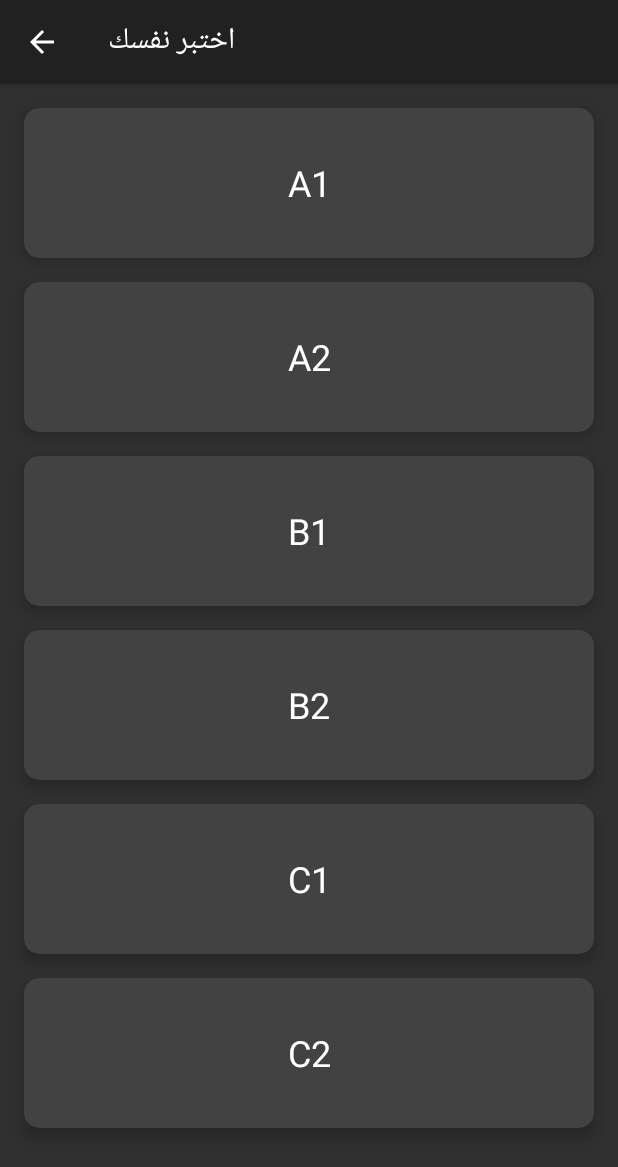
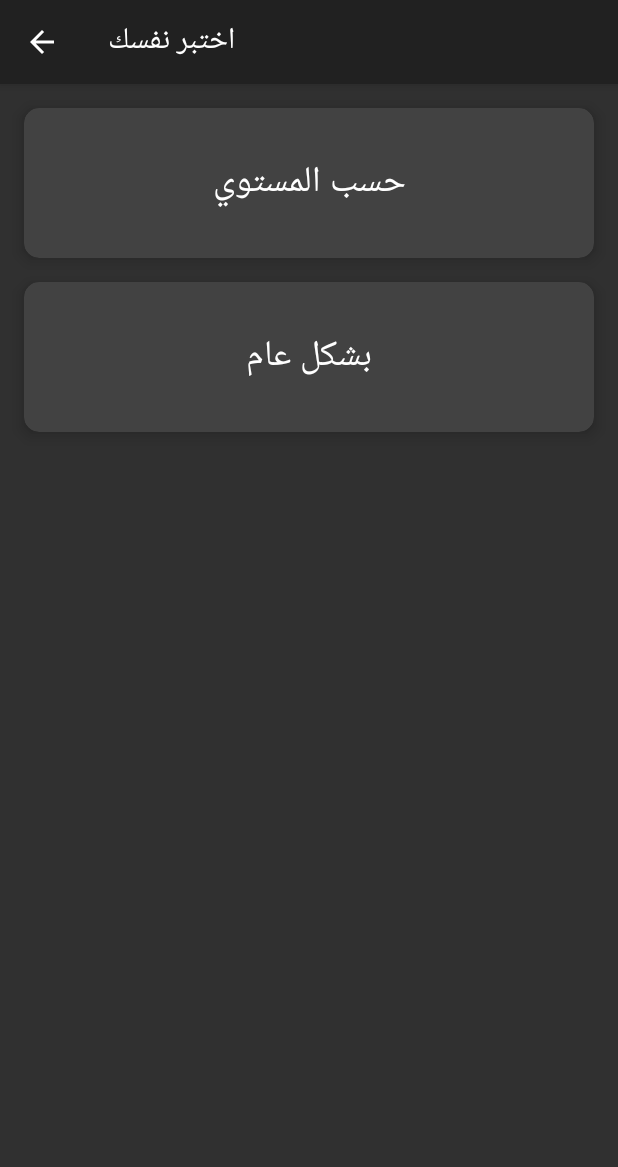
Before and after one commit to SeifElDeenTarek/Massar, an Android app: the TestYourselfActivity screen opened directly, with no data from a screen before it, on a phone screen of 412 x 824 dp. Shown: the top 1167 px of the screen. Run offline under Robolectric (Android 15) with nearby library versions, the phone set to English and light mode, and no system bars.

Commit message:
Fragment Navigation X & Added Missing Activities

```diff
--- /dev/null
+++ b/app/src/main/java/com/example/project0/pojo/TestYsSelectModel.java
@@ -0,0 +1,21 @@
+package com.example.project0.pojo;
+
+public class TestYsSelectModel
+{
+    String type;
+
+    public TestYsSelectModel(String type)
+    {
+        this.type = type;
+    }
+
+    public String getType()
+    {
+        return type;
+    }
+
+    public void setType(String type)
+    {
+        this.type = type;
+    }
+}
--- a/app/src/main/java/com/example/project0/ui/courses/LangCategoryAdapter.java
+++ b/app/src/main/java/com/example/project0/ui/fragments/LangCategoryAdapter.java
@@ -1,4 +1,4 @@
-package com.example.project0.ui.courses;
+package com.example.project0.ui.fragments;
 
 import android.view.LayoutInflater;
 import android.view.View;
--- a/app/src/main/java/com/example/project0/ui/courses/LangLevelAdapter.java
+++ b/app/src/main/java/com/example/project0/ui/fragments/LangLevelAdapter.java
@@ -1,4 +1,4 @@
-package com.example.project0.ui.courses;
+package com.example.project0.ui.fragments;
 
 import android.view.LayoutInflater;
 import android.view.View;
--- a/app/src/main/java/com/example/project0/ui/courses/LangViewModel.java
+++ b/app/src/main/java/com/example/project0/ui/fragments/LangViewModel.java
@@ -1,10 +1,11 @@
-package com.example.project0.ui.courses;
+package com.example.project0.ui.fragments;
 
 import androidx.lifecycle.MutableLiveData;
 import androidx.lifecycle.ViewModel;
 
 import com.example.project0.pojo.LangCategoryModel;
 import com.example.project0.pojo.LangLevelModel;
+import com.example.project0.pojo.TestYsSelectModel;
 
 import java.util.ArrayList;
 
@@ -12,6 +13,7 @@ public class LangViewModel extends ViewModel
 {
     public MutableLiveData<ArrayList<LangLevelModel>> langLevelList = new MutableLiveData<>();
     public MutableLiveData<ArrayList<LangCategoryModel>> langCategoryList = new MutableLiveData<>();
+    public MutableLiveData<ArrayList<TestYsSelectModel>> testYsSelectList = new MutableLiveData<>();
 
     public void getLangLevelList()
     {
@@ -21,6 +23,11 @@ public class LangViewModel extends ViewModel
     public void getLangCategoryList()
     {
         langCategoryList.setValue(getLangCategoryListFromDatabase());
+    }
+
+    public void getTestYsSelectList()
+    {
+        testYsSelectList.setValue(getTestYsSelectListFromDatabase());
     }
 
     private ArrayList<LangLevelModel> getLangLevelListFromDatabase()
@@ -41,10 +48,21 @@ public class LangViewModel extends ViewModel
     {
         ArrayList<LangCategoryModel> langCategoryList = new ArrayList<>();
 
+        langCategoryList.add(new LangCategoryModel("قواعد"));
+        langCategoryList.add(new LangCategoryModel("جمل"));
         langCategoryList.add(new LangCategoryModel("مفردات"));
-        langCategoryList.add(new LangCategoryModel("جمل"));
-        langCategoryList.add(new LangCategoryModel("قواعد"));
+        langCategoryList.add(new LangCategoryModel("محادثة"));
 
         return langCategoryList;
     }
+
+    private ArrayList<TestYsSelectModel> getTestYsSelectListFromDatabase()
+    {
+        ArrayList<TestYsSelectModel> testYsSelectList = new ArrayList<>();
+
+        testYsSelectList.add(new TestYsSelectModel("حسب المستوي"));
+        testYsSelectList.add(new TestYsSelectModel("بشكل عام"));
+
+        return testYsSelectList;
+    }
 }
--- a/app/src/main/java/com/example/project0/ui/courses/FragmentAdapter.java
+++ b/app/src/main/java/com/example/project0/ui/fragments/TestYsFragmentAdapter.java
@@ -1,4 +1,4 @@
-package com.example.project0.ui.courses;
+package com.example.project0.ui.fragments;
 
 import androidx.annotation.NonNull;
 import androidx.fragment.app.Fragment;
@@ -6,11 +6,9 @@ import androidx.fragment.app.FragmentManager;
 import androidx.lifecycle.Lifecycle;
 import androidx.viewpager2.adapter.FragmentStateAdapter;
 
-public class FragmentAdapter extends FragmentStateAdapter
+public class TestYsFragmentAdapter extends FragmentStateAdapter
 {
-
-
-    public FragmentAdapter(@NonNull FragmentManager fragmentManager, @NonNull Lifecycle lifecycle)
+    public TestYsFragmentAdapter(@NonNull FragmentManager fragmentManager, @NonNull Lifecycle lifecycle)
     {
         super(fragmentManager, lifecycle);
     }
@@ -20,6 +18,10 @@ public class FragmentAdapter extends FragmentStateAdapter
     public Fragment createFragment(int position)
     {
         if (position == 0)
+        {
+            return new TestYsSelectFragment();
+        }
+        else if (position == 1)
         {
             return new LangLevelFragment();
         }
@@ -32,6 +34,6 @@ public class FragmentAdapter extends FragmentStateAdapter
     @Override
     public int getItemCount()
     {
-        return 2;
+        return 3;
     }
 }
--- /dev/null
+++ b/app/src/main/java/com/example/project0/ui/fragments/TestYsSelectAdapter.java
@@ -0,0 +1,66 @@
+package com.example.project0.ui.fragments;
+
+import android.view.LayoutInflater;
+import android.view.View;
+import android.view.ViewGroup;
+import android.widget.TextView;
+
+import androidx.annotation.NonNull;
+import androidx.recyclerview.widget.RecyclerView;
+
+import com.example.project0.R;
+import com.example.project0.pojo.TestYsSelectModel;
+
+import java.util.ArrayList;
+
+public class TestYsSelectAdapter extends RecyclerView.Adapter<TestYsSelectAdapter.TestYsViewHolder>
+{
+    private ArrayList<TestYsSelectModel> testYsSelectModels = new ArrayList<>();
+    private TestYsSelectAdapter.itemClickListener itemClickListener;
+
+    @NonNull
+    @Override
+    public TestYsViewHolder onCreateViewHolder(@NonNull ViewGroup parent, int viewType)
+    {
+        return new TestYsSelectAdapter.TestYsViewHolder(LayoutInflater.from(parent.getContext()).inflate(R.layout.lang_item, parent, false));
+    }
+
+    @Override
+    public void onBindViewHolder(@NonNull TestYsViewHolder holder, int position)
+    {
+        holder.langSelect.setText(testYsSelectModels.get(position).getType());
+
+        holder.itemView.setOnClickListener(v ->{
+            itemClickListener.onItemClick(testYsSelectModels.get(position));
+        });
+    }
+
+    @Override
+    public int getItemCount()
+    {
+        return testYsSelectModels.size();
+    }
+
+    public void setList(ArrayList<TestYsSelectModel> sectionList, itemClickListener itemClickListener)
+    {
+        this.testYsSelectModels = sectionList;
+        this.itemClickListener = itemClickListener;
+        notifyDataSetChanged();
+    }
+
+    public interface itemClickListener
+    {
+        void onItemClick(TestYsSelectModel testYsSelectModel);
+    }
+
+    public class TestYsViewHolder extends RecyclerView.ViewHolder
+    {
+        TextView langSelect;
+
+        public TestYsViewHolder(@NonNull View itemView)
+        {
+            super(itemView);
+            langSelect = itemView.findViewById(R.id.lang_select);
+        }
+    }
+}
--- /dev/null
+++ b/app/src/main/java/com/example/project0/ui/fragments/TestYsSelectFragment.java
@@ -0,0 +1,85 @@
+package com.example.project0.ui.fragments;
+
+import android.os.Bundle;
+import android.view.LayoutInflater;
+import android.view.View;
+import android.view.ViewGroup;
+
+import androidx.annotation.NonNull;
+import androidx.annotation.Nullable;
+import androidx.fragment.app.Fragment;
+import androidx.fragment.app.FragmentManager;
+import androidx.fragment.app.FragmentTransaction;
+import androidx.lifecycle.Observer;
+import androidx.lifecycle.ViewModelProviders;
+import androidx.recyclerview.widget.LinearLayoutManager;
+import androidx.recyclerview.widget.RecyclerView;
+
+import com.example.project0.R;
+import com.example.project0.pojo.TestYsSelectModel;
+import com.google.android.material.textview.MaterialTextView;
+
+import java.util.ArrayList;
+
+public class TestYsSelectFragment extends Fragment
+{
+    public TestYsSelectFragment()
+    {}
+
+    LangViewModel langViewModel;
+
+    @Nullable
+    @Override
+    public View onCreateView(LayoutInflater inflater, ViewGroup container, Bundle savedInstanceState)
+    {
+        View rootView = inflater.inflate(R.layout.testys_select_fragment, container, false);
+
+        langViewModel = ViewModelProviders.of(this).get(LangViewModel.class);
+        langViewModel.getTestYsSelectList();
+
+        String activityName = getActivity().getClass().getSimpleName();
+        int containerID = R.id.testYS_container;
+
+        if(activityName.equals("CoursesActivity"))
+        {
+            containerID = R.id.courses_container;
+        }
+
+        RecyclerView testYsRecycler = rootView.findViewById(R.id.test_ys_recycler);
+        TestYsSelectAdapter testYsSelectAdapter = new TestYsSelectAdapter();
+        testYsRecycler.setLayoutManager(new LinearLayoutManager(getContext()));
+        testYsRecycler.setAdapter(testYsSelectAdapter);
+
+        int finalContainerID = containerID;
+        langViewModel.testYsSelectList.observe(getViewLifecycleOwner(), new Observer<ArrayList<TestYsSelectModel>>()
+        {
+            @Override
+            public void onChanged(ArrayList<TestYsSelectModel> testYsSelectModels)
+            {
+                testYsSelectAdapter.setList(testYsSelectModels, new TestYsSelectAdapter.itemClickListener()
+                {
+                    @Override
+                    public void onItemClick(TestYsSelectModel testYsSelectModel)
+                    {
+                        Fragment fragment = new LangLevelFragment();
+                        Bundle bundle = new Bundle();
+                        bundle.putString("type", testYsSelectModel.getType());
+                        fragment.setArguments(bundle);
+                        if(testYsSelectModel.getType().equals("بشكل عام"))
+                        {
+                            fragment = new LangCategoryFragment();
+                        }
+                        FragmentManager fragmentManager = requireActivity().getSupportFragmentManager();
+                        FragmentTransaction fragmentTransaction = fragmentManager.beginTransaction();
+                        fragmentTransaction.replace(finalContainerID, fragment);
+                        fragmentTransaction.setTransition(FragmentTransaction.TRANSIT_FRAGMENT_OPEN);
+                        fragmentTransaction.addToBackStack(null);
+                        fragmentTransaction.commit();
+                    }
+                });
+            }
+        });
+
+        return rootView;
+    }
+}
--- a/app/src/main/java/com/example/project0/ui/testYS/TestYourselfActivity.java
+++ b/app/src/main/java/com/example/project0/ui/testYS/TestYourselfActivity.java
@@ -4,13 +4,15 @@ import androidx.appcompat.app.AppCompatActivity;
 import androidx.viewpager2.widget.ViewPager2;
 
 import android.os.Bundle;
+import android.view.MenuItem;
 
 import com.example.project0.R;
-import com.example.project0.ui.courses.FragmentAdapter;
+import com.example.project0.ui.fragments.TestYsFragmentAdapter;
+
+import java.util.Objects;
 
 public class TestYourselfActivity extends AppCompatActivity
 {
-
     @Override
     protected void onCreate(Bundle savedInstanceState)
     {
@@ -18,9 +20,35 @@ public class TestYourselfActivity extends AppCompatActivity
         setContentView(R.layout.activity_test_yourself);
 
         ViewPager2 viewPager = findViewById(R.id.testYS_view_pager);
-        FragmentAdapter fragmentAdapter = new FragmentAdapter(getSupportFragmentManager(), getLifecycle());
+        TestYsFragmentAdapter fragmentAdapter = new TestYsFragmentAdapter(getSupportFragmentManager(), getLifecycle());
         viewPager.setAdapter(fragmentAdapter);
+        viewPager.setUserInputEnabled(false);
 
-        viewPager.setUserInputEnabled(false);
+        //Add back navigation in the title bar
+        Objects.requireNonNull(getSupportActionBar()).setDisplayHomeAsUpEnabled(true);
+    }
+    @Override
+    public boolean onOptionsItemSelected(MenuItem item)
+    {
+        if (item.getItemId() == android.R.id.home)
+        {
+            //Title bar back press triggers onBackPressed()
+            onBackPressed();
+            return true;
+        }
+        return super.onOptionsItemSelected(item);
+    }
+
+    //Both navigation bar back press and title bar back press will trigger this method
+    @Override
+    public void onBackPressed()
+    {
+        if (getFragmentManager().getBackStackEntryCount() > 0 )
+        {
+            getFragmentManager().popBackStack();
+        }
+        else {
+            super.onBackPressed();
+        }
     }
 }
--- /dev/null
+++ b/app/src/main/res/layout/testys_select_fragment.xml
@@ -0,0 +1,13 @@
+<?xml version="1.0" encoding="utf-8"?>
+<LinearLayout
+    xmlns:android="http://schemas.android.com/apk/res/android"
+    android:layout_width="match_parent"
+    android:layout_height="match_parent"
+    android:id="@+id/test_ys_frag_container"
+    android:background="@color/background">
+
+    <androidx.recyclerview.widget.RecyclerView
+        android:layout_width="match_parent"
+        android:layout_height="match_parent"
+        android:id="@+id/test_ys_recycler"/>
+</LinearLayout>
```
Also changed, not shown: app/src/main/AndroidManifest.xml (+9 -5 lines), app/src/main/java/com/example/project0/ui/courses/CoursesActivity.java (+34 -2 lines), app/src/main/java/com/example/project0/ui/examPrep/ExamPrepActivity.java (added, +17 -0 lines), app/src/main/java/com/example/project0/ui/finalTrain/FinalTrainActivity.java (added, +17 -0 lines), app/src/main/java/com/example/project0/ui/fragments/CoursesFragmentAdapter.java (added, +35 -0 lines), app/src/main/java/com/example/project0/ui/fragments/LangCategoryFragment.java (renamed from app/src/main/java/com/example/project0/ui/courses/LangCategoryFragment.java, +8 -7 lines), app/src/main/java/com/example/project0/ui/fragments/LangLevelFragment.java (renamed from app/src/main/java/com/example/project0/ui/courses/LangLevelFragment.java, +11 -4 lines), app/src/main/res/layout/activity_exam_prep.xml (added, +10 -0 lines), app/src/main/res/layout/activity_final_train.xml (added, +10 -0 lines), app/src/main/res/layout/lang_category_fragment.xml (renamed from app/src/main/res/layout/lang_category.xml), app/src/main/res/layout/lang_level_fragment.xml (renamed from app/src/main/res/layout/lang_level.xml).
